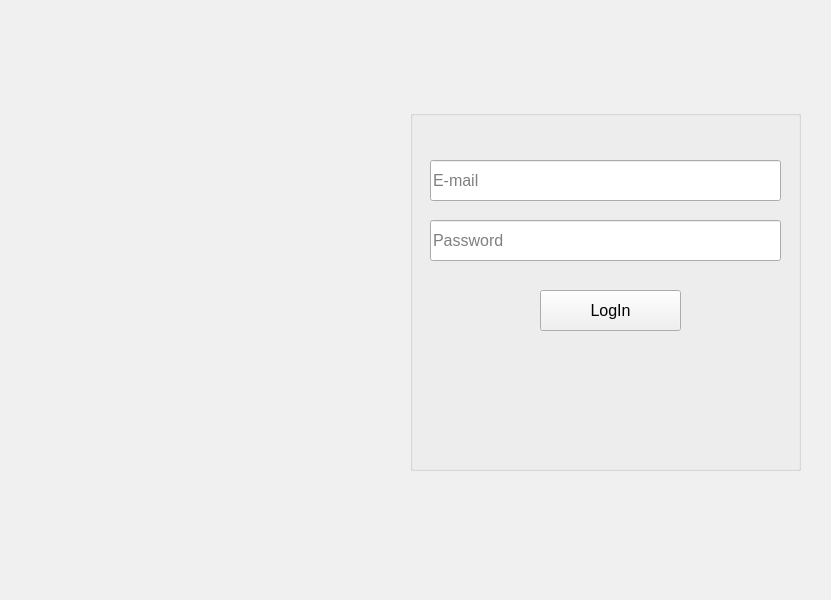
Qt form client/main_window.ui (kleroop/TechCourse_2022_12) before a commit.
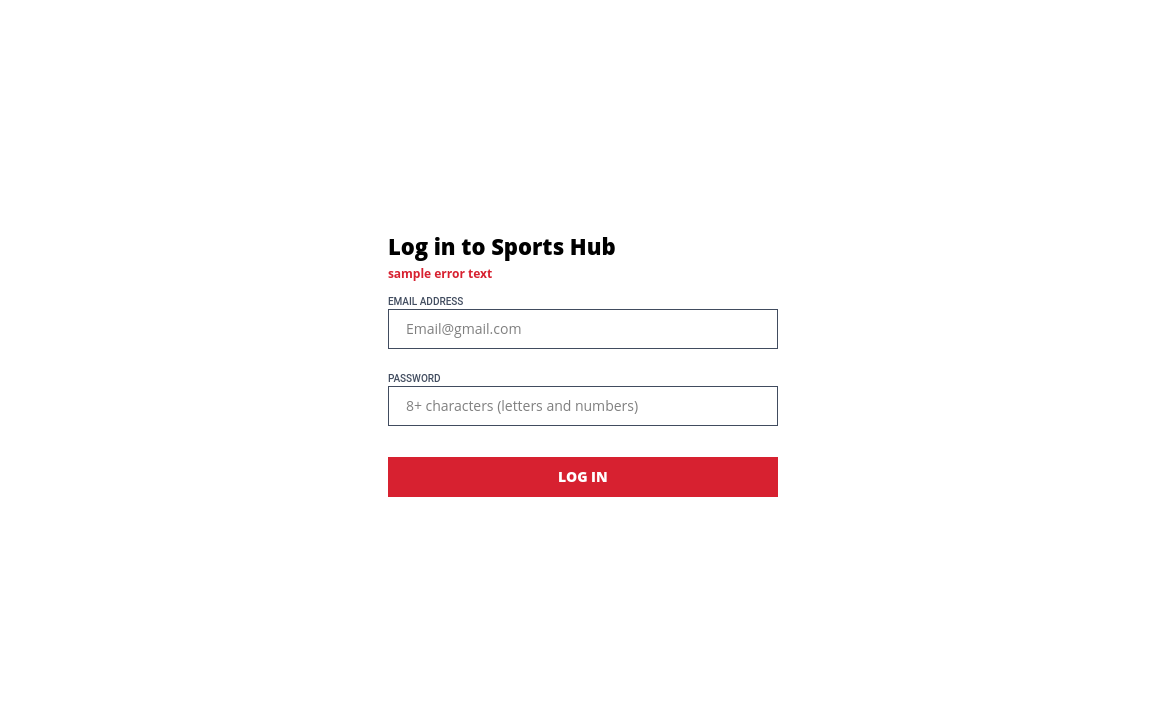
The same form after that commit. Icons and pictures are not drawn.

What changed in the file:
```diff
--- a/client/main_window.ui
+++ b/client/main_window.ui
@@ -6,8 +6,8 @@
    <rect>
     <x>0</x>
     <y>0</y>
-    <width>831</width>
-    <height>600</height>
+    <width>1152</width>
+    <height>726</height>
    </rect>
   </property>
   <property name="sizePolicy">
@@ -28,24 +28,6 @@
        </color>
       </brush>
      </colorrole>
-     <colorrole role="Midlight">
-      <brush brushstyle="SolidPattern">
-       <color alpha="255">
-        <red>255</red>
-        <green>255</green>
-        <blue>255</blue>
-       </color>
-      </brush>
-     </colorrole>
-     <colorrole role="Dark">
-      <brush brushstyle="SolidPattern">
-       <color alpha="255">
-        <red>139</red>
-        <green>139</green>
-        <blue>139</blue>
-       </color>
-      </brush>
-     </colorrole>
      <colorrole role="Window">
       <brush brushstyle="SolidPattern">
        <color alpha="255">
@@ -55,98 +37,26 @@
        </color>
       </brush>
      </colorrole>
-     <colorrole role="Highlight">
-      <brush brushstyle="SolidPattern">
-       <color alpha="255">
-        <red>229</red>
-        <green>54</green>
-        <blue>54</blue>
-       </color>
-      </brush>
-     </colorrole>
-     <colorrole role="Link">
-      <brush brushstyle="SolidPattern">
-       <color alpha="255">
-        <red>234</red>
-        <green>47</green>
-        <blue>47</blue>
-       </color>
-      </brush>
-     </colorrole>
-     <colorrole role="AlternateBase">
-      <brush brushstyle="SolidPattern">
-       <color alpha="255">
-        <red>245</red>
-        <green>245</green>
-        <blue>245</blue>
-       </color>
-      </brush>
-     </colorrole>
     </active>
     <inactive>
      <colorrole role="Button">
       <brush brushstyle="SolidPattern">
        <color alpha="255">
-        <red>240</red>
-        <green>240</green>
-        <blue>240</blue>
-       </color>
-      </brush>
-     </colorrole>
-     <colorrole role="Midlight">
-      <brush brushstyle="SolidPattern">
-       <color alpha="255">
-        <red>227</red>
-        <green>227</green>
-        <blue>227</blue>
-       </color>
-      </brush>
-     </colorrole>
-     <colorrole role="Dark">
-      <brush brushstyle="SolidPattern">
-       <color alpha="255">
-        <red>160</red>
-        <green>160</green>
-        <blue>160</blue>
+        <red>255</red>
+        <green>255</green>
+        <blue>255</blue>
        </color>
       </brush>
      </colorrole>
      <colorrole role="Window">
       <brush brushstyle="SolidPattern">
        <color alpha="255">
-        <red>240</red>
-        <green>240</green>
-        <blue>240</blue>
-       </color>
-      </brush>
-     </colorrole>
-     <colorrole role="Highlight">
-      <brush brushstyle="SolidPattern">
-       <color alpha="255">
-        <red>240</red>
-        <green>240</green>
-        <blue>240</blue>
-       </color>
-      </brush>
-     </colorrole>
-     <colorrole role="Link">
-      <brush brushstyle="SolidPattern">
-       <color alpha="255">
-        <red>0</red>
-        <green>0</green>
+        <red>255</red>
+        <green>255</green>
         <blue>255</blue>
        </color>
       </brush>
      </colorrole>
-     <colorrole role="AlternateBase">
-      <brush brushstyle="SolidPattern">
-       <color alpha="255">
-        <red>245</red>
-        <green>245</green>
-        <blue>245</blue>
-       </color>
-      </brush>
-     </colorrole>
     </inactive>
     <disabled>
      <colorrole role="Button">
@@ -158,24 +68,6 @@
        </color>
       </brush>
      </colorrole>
-     <colorrole role="Midlight">
-      <brush brushstyle="SolidPattern">
-       <color alpha="255">
-        <red>255</red>
-        <green>255</green>
-        <blue>255</blue>
-       </color>
-      </brush>
-     </colorrole>
-     <colorrole role="Dark">
-      <brush brushstyle="SolidPattern">
-       <color alpha="255">
-        <red>139</red>
-        <green>139</green>
-        <blue>139</blue>
-       </color>
-      </brush>
-     </colorrole>
      <colorrole role="Window">
       <brush brushstyle="SolidPattern">
        <color alpha="255">
@@ -185,33 +77,6 @@
        </color>
       </brush>
      </colorrole>
-     <colorrole role="Highlight">
-      <brush brushstyle="SolidPattern">
-       <color alpha="255">
-        <red>0</red>
-        <green>120</green>
-        <blue>215</blue>
-       </color>
-      </brush>
-     </colorrole>
-     <colorrole role="Link">
-      <brush brushstyle="SolidPattern">
-       <color alpha="255">
-        <red>0</red>
-        <green>0</green>
-        <blue>255</blue>
-       </color>
-      </brush>
-     </colorrole>
-     <colorrole role="AlternateBase">
-      <brush brushstyle="SolidPattern">
-       <color alpha="255">
-        <red>245</red>
-        <green>245</green>
-        <blue>245</blue>
-       </color>
-      </brush>
-     </colorrole>
     </disabled>
    </palette>
   </property>
@@ -223,6 +88,9 @@
   <property name="windowTitle">
    <string>SportHub</string>
   </property>
+  <property name="styleSheet">
+   <string notr="true">background-color: rgb(255, 255, 255);</string>
+  </property>
   <property name="iconSize">
    <size>
     <width>10</width>
@@ -234,42 +102,159 @@
   </property>
   <widget class="QWidget" name="centralwidget">
    <property name="sizePolicy">
-    <sizepolicy hsizetype="Fixed" vsizetype="Fixed">
+    <sizepolicy hsizetype="Minimum" vsizetype="Minimum">
      <horstretch>0</horstretch>
      <verstretch>0</verstretch>
     </sizepolicy>
    </property>
    <property name="palette">
     <palette>
-     <active/>
-     <inactive/>
-     <disabled/>
+     <active>
+      <colorrole role="Button">
+       <brush brushstyle="SolidPattern">
+        <color alpha="255">
+         <red>255</red>
+         <green>255</green>
+         <blue>255</blue>
+        </color>
+       </brush>
+      </colorrole>
+      <colorrole role="Window">
+       <brush brushstyle="SolidPattern">
+        <color alpha="255">
+         <red>255</red>
+         <green>255</green>
+         <blue>255</blue>
+        </color>
+       </brush>
+      </colorrole>
+     </active>
+     <inactive>
+      <colorrole role="Button">
+       <brush brushstyle="SolidPattern">
+        <color alpha="255">
+         <red>255</red>
+         <green>255</green>
+         <blue>255</blue>
+        </color>
+       </brush>
+      </colorrole>
+      <colorrole role="Window">
+       <brush brushstyle="SolidPattern">
+        <color alpha="255">
+         <red>255</red>
+         <green>255</green>
+         <blue>255</blue>
+        </color>
+       </brush>
+      </colorrole>
+     </inactive>
+     <disabled>
+      <colorrole role="Button">
+       <brush brushstyle="SolidPattern">
+        <color alpha="255">
+         <red>255</red>
+         <green>255</green>
+         <blue>255</blue>
+        </color>
+       </brush>
+      </colorrole>
+      <colorrole role="Window">
+       <brush brushstyle="SolidPattern">
+        <color alpha="255">
+         <red>255</red>
+         <green>255</green>
+         <blue>255</blue>
+        </color>
+       </brush>
+      </colorrole>
+     </disabled>
     </palette>
    </property>
+   <layout class="QHBoxLayout" name="horizontalLayout_2">
+    <property name="leftMargin">
+     <number>0</number>
+    </property>
+    <property name="topMargin">
+     <number>0</number>
+    </property>
+    <property name="rightMargin">
+     <number>0</number>
+    </property>
+    <property name="bottomMargin">
+     <number>0</number>
+    </property>
+    <item>
    <widget class="QStackedWidget" name="stackedWidget">
-    <property name="geometry">
-     <rect>
-      <x>0</x>
-      <y>0</y>
-      <width>881</width>
-      <height>661</height>
-     </rect>
-    </property>
-    <widget class="QWidget" name="page">
-     <widget class="QLabel" name="label">
+      <property name="sizePolicy">
+       <sizepolicy hsizetype="Minimum" vsizetype="Minimum">
+        <horstretch>0</horstretch>
+        <verstretch>0</verstretch>
+       </sizepolicy>
+      </property>
+      <property name="autoFillBackground">
+       <bool>false</bool>
+      </property>
+      <property name="currentIndex">
+       <number>0</number>
+      </property>
+      <widget class="QWidget" name="loginPage">
       <property name="enabled">
        <bool>true</bool>
       </property>
-      <property name="geometry">
-       <rect>
-        <x>0</x>
-        <y>0</y>
-        <width>381</width>
-        <height>601</height>
-       </rect>
+       <property name="sizePolicy">
+        <sizepolicy hsizetype="Minimum" vsizetype="Minimum">
+         <horstretch>0</horstretch>
+         <verstretch>0</verstretch>
+        </sizepolicy>
+       </property>
+       <layout class="QHBoxLayout" name="horizontalLayout">
+        <property name="spacing">
+         <number>6</number>
+        </property>
+        <property name="sizeConstraint">
+         <enum>QLayout::SetDefaultConstraint</enum>
+        </property>
+        <property name="leftMargin">
+         <number>0</number>
+        </property>
+        <property name="topMargin">
+         <number>0</number>
+        </property>
+        <property name="rightMargin">
+         <number>0</number>
+        </property>
+        <property name="bottomMargin">
+         <number>0</number>
+        </property>
+        <item>
+         <widget class="QLabel" name="loginBgImg">
+          <property name="enabled">
+           <bool>true</bool>
+          </property>
+          <property name="sizePolicy">
+           <sizepolicy hsizetype="Fixed" vsizetype="Ignored">
+            <horstretch>0</horstretch>
+            <verstretch>0</verstretch>
+           </sizepolicy>
+          </property>
+          <property name="minimumSize">
+           <size>
+            <width>0</width>
+            <height>0</height>
+           </size>
+          </property>
+          <property name="maximumSize">
+           <size>
+            <width>16777215</width>
+            <height>16777215</height>
+           </size>
+          </property>
+          <property name="lineWidth">
+           <number>0</number>
       </property>
       <property name="text">
-       <string/>
+           <string notr="true"/>
       </property>
       <property name="textFormat">
        <enum>Qt::AutoText</enum>
@@ -280,48 +265,186 @@
       <property name="scaledContents">
        <bool>true</bool>
       </property>
-     </widget>
-     <widget class="QGroupBox" name="loginBox">
+          <property name="alignment">
+           <set>Qt::AlignLeading|Qt::AlignLeft|Qt::AlignTop</set>
+          </property>
+          <property name="wordWrap">
+           <bool>true</bool>
+          </property>
+          <property name="indent">
+           <number>-1</number>
+          </property>
+         </widget>
+        </item>
+        <item>
+         <spacer name="horizontalSpacer">
+          <property name="orientation">
+           <enum>Qt::Horizontal</enum>
+          </property>
+          <property name="sizeHint" stdset="0">
+           <size>
+            <width>40</width>
+            <height>20</height>
+           </size>
+          </property>
+         </spacer>
+        </item>
+        <item>
+         <widget class="QFrame" name="loginBox">
       <property name="enabled">
        <bool>true</bool>
       </property>
-      <property name="geometry">
-       <rect>
-        <x>410</x>
-        <y>110</y>
-        <width>391</width>
-        <height>361</height>
-       </rect>
+          <property name="sizePolicy">
+           <sizepolicy hsizetype="Maximum" vsizetype="Maximum">
+            <horstretch>0</horstretch>
+            <verstretch>0</verstretch>
+           </sizepolicy>
       </property>
       <property name="focusPolicy">
        <enum>Qt::NoFocus</enum>
       </property>
-      <property name="title">
-       <string/>
-      </property>
-      <property name="flat">
+          <property name="layoutDirection">
+           <enum>Qt::LeftToRight</enum>
+          </property>
+          <property name="autoFillBackground">
+           <bool>false</bool>
+          </property>
+          <layout class="QVBoxLayout" name="verticalLayout">
+           <property name="spacing">
+            <number>1</number>
+           </property>
+           <item>
+            <widget class="QLabel" name="loginLable">
+             <property name="minimumSize">
+              <size>
+               <width>0</width>
+               <height>35</height>
+              </size>
+             </property>
+             <property name="font">
+              <font>
+               <family>Open Sans</family>
+               <pointsize>-1</pointsize>
+               <italic>false</italic>
+               <bold>true</bold>
+              </font>
+             </property>
+             <property name="styleSheet">
+              <string notr="true">font-family: 'Open Sans';
+font-style: normal;
+font-weight: 700;
+font-size: 22px;
+line-height: 30px;</string>
+             </property>
+             <property name="text">
+              <string>Log in to Sports Hub</string>
+             </property>
+            </widget>
+           </item>
+           <item>
+            <widget class="QLabel" name="errorLabel">
+             <property name="sizePolicy">
+              <sizepolicy hsizetype="Ignored" vsizetype="Ignored">
+               <horstretch>0</horstretch>
+               <verstretch>0</verstretch>
+              </sizepolicy>
+             </property>
+             <property name="minimumSize">
+              <size>
+               <width>0</width>
+               <height>0</height>
+              </size>
+             </property>
+             <property name="font">
+              <font>
+               <family>Open Sans</family>
+               <pointsize>-1</pointsize>
+               <italic>false</italic>
+               <bold>true</bold>
+              </font>
+             </property>
+             <property name="styleSheet">
+              <string notr="true">color:  #d72130;
+font-family: 'Open Sans';
+font-style: normal;
+font-weight: 600;
+font-size: 12px;
+line-height: 17px;</string>
+             </property>
+             <property name="text">
+              <string>sample error text</string>
+             </property>
+             <property name="wordWrap">
        <bool>true</bool>
       </property>
-      <property name="checkable">
-       <bool>false</bool>
-      </property>
-      <property name="checked">
-       <bool>false</bool>
-      </property>
+            </widget>
+           </item>
+           <item>
+            <widget class="QLabel" name="emailLable">
+             <property name="minimumSize">
+              <size>
+               <width>0</width>
+               <height>25</height>
+              </size>
+             </property>
+             <property name="font">
+              <font>
+               <family>Roboto</family>
+               <pointsize>-1</pointsize>
+               <italic>false</italic>
+               <bold>false</bold>
+              </font>
+             </property>
+             <property name="styleSheet">
+              <string notr="true">color: #414C5F;
+font-family: 'Roboto';
+font-style: normal;
+font-weight: 500;
+font-size: 10px;
+line-height: 17px;</string>
+             </property>
+             <property name="text">
+              <string>EMAIL ADDRESS</string>
+             </property>
+             <property name="alignment">
+              <set>Qt::AlignBottom|Qt::AlignLeading|Qt::AlignLeft</set>
+             </property>
+            </widget>
+           </item>
+           <item alignment="Qt::AlignHCenter">
       <widget class="QLineEdit" name="emailForm">
-       <property name="geometry">
-        <rect>
-         <x>20</x>
-         <y>50</y>
-         <width>351</width>
-         <height>41</height>
-        </rect>
+             <property name="sizePolicy">
+              <sizepolicy hsizetype="Maximum" vsizetype="Fixed">
+               <horstretch>0</horstretch>
+               <verstretch>0</verstretch>
+              </sizepolicy>
+             </property>
+             <property name="minimumSize">
+              <size>
+               <width>390</width>
+               <height>40</height>
+              </size>
        </property>
        <property name="font">
         <font>
-         <pointsize>12</pointsize>
-        </font>
-       </property>
+               <family>Open Sans</family>
+               <pointsize>-1</pointsize>
+               <italic>false</italic>
+               <bold>false</bold>
+              </font>
+             </property>
+             <property name="layoutDirection">
+              <enum>Qt::LeftToRight</enum>
+             </property>
+             <property name="styleSheet">
+              <string notr="true">font-family: 'Open Sans';
+font-style: normal;
+font-weight: 400;
+font-size: 14px;
+line-height: 19px;
+padding-left: 15px;
+border: 1px solid #414C5F;</string>
+             </property>
        <property name="inputMethodHints">
         <set>Qt::ImhEmailCharactersOnly|Qt::ImhLatinOnly|Qt::ImhNoAutoUppercase|Qt::ImhNoEditMenu</set>
        </property>
@@ -334,80 +457,373 @@
        <property name="frame">
         <bool>true</bool>
        </property>
+             <property name="alignment">
+              <set>Qt::AlignLeading|Qt::AlignLeft|Qt::AlignVCenter</set>
+             </property>
        <property name="placeholderText">
-        <string notr="true">E-mail</string>
-       </property>
-      </widget>
+              <string notr="true">Email@gmail.com</string>
+             </property>
+            </widget>
+           </item>
+           <item>
+            <widget class="QLabel" name="passwordLable">
+             <property name="minimumSize">
+              <size>
+               <width>0</width>
+               <height>35</height>
+              </size>
+             </property>
+             <property name="font">
+              <font>
+               <family>Roboto</family>
+               <pointsize>-1</pointsize>
+               <italic>false</italic>
+               <bold>false</bold>
+              </font>
+             </property>
+             <property name="styleSheet">
+              <string notr="true">color: #414C5F;
+font-family: 'Roboto';
+font-style: normal;
+font-weight: 500;
+font-size: 10px;
+line-height: 17px;</string>
+             </property>
+             <property name="text">
+              <string>PASSWORD</string>
+             </property>
+             <property name="alignment">
+              <set>Qt::AlignBottom|Qt::AlignLeading|Qt::AlignLeft</set>
+             </property>
+            </widget>
+           </item>
+           <item alignment="Qt::AlignHCenter">
       <widget class="QLineEdit" name="passwordForm">
-       <property name="geometry">
-        <rect>
-         <x>20</x>
-         <y>110</y>
-         <width>351</width>
-         <height>41</height>
-        </rect>
+             <property name="sizePolicy">
+              <sizepolicy hsizetype="Maximum" vsizetype="Fixed">
+               <horstretch>0</horstretch>
+               <verstretch>0</verstretch>
+              </sizepolicy>
+             </property>
+             <property name="minimumSize">
+              <size>
+               <width>390</width>
+               <height>40</height>
+              </size>
        </property>
        <property name="font">
         <font>
-         <pointsize>12</pointsize>
-        </font>
-       </property>
+               <family>Open Sans</family>
+               <pointsize>-1</pointsize>
+               <italic>false</italic>
+               <bold>false</bold>
+              </font>
+             </property>
+             <property name="styleSheet">
+              <string notr="true">font-family: 'Open Sans';
+font-style: normal;
+font-weight: 400;
+font-size: 14px;
+line-height: 19px;
+padding-left: 15px;
+border: 1px solid #414C5F;</string>
+             </property>
        <property name="inputMethodHints">
         <set>Qt::ImhHiddenText|Qt::ImhNoAutoUppercase|Qt::ImhNoPredictiveText|Qt::ImhSensitiveData</set>
        </property>
        <property name="maxLength">
         <number>50</number>
        </property>
+             <property name="frame">
+              <bool>true</bool>
+             </property>
        <property name="echoMode">
         <enum>QLineEdit::Password</enum>
        </property>
        <property name="placeholderText">
-        <string notr="true">Password</string>
-       </property>
-      </widget>
+              <string notr="true">8+ characters (letters and numbers)</string>
+             </property>
+            </widget>
+           </item>
+           <item>
+            <spacer name="verticalSpacer">
+             <property name="orientation">
+              <enum>Qt::Vertical</enum>
+             </property>
+             <property name="sizeType">
+              <enum>QSizePolicy::Fixed</enum>
+             </property>
+             <property name="sizeHint" stdset="0">
+              <size>
+               <width>20</width>
+               <height>30</height>
+              </size>
+             </property>
+            </spacer>
+           </item>
+           <item>
       <widget class="QPushButton" name="loginButton">
-       <property name="geometry">
-        <rect>
-         <x>130</x>
-         <y>180</y>
-         <width>141</width>
-         <height>41</height>
-        </rect>
+             <property name="sizePolicy">
+              <sizepolicy hsizetype="Maximum" vsizetype="Fixed">
+               <horstretch>0</horstretch>
+               <verstretch>0</verstretch>
+              </sizepolicy>
+             </property>
+             <property name="minimumSize">
+              <size>
+               <width>390</width>
+               <height>40</height>
+              </size>
+             </property>
+             <property name="palette">
+              <palette>
+               <active>
+                <colorrole role="WindowText">
+                 <brush brushstyle="SolidPattern">
+                  <color alpha="255">
+                   <red>255</red>
+                   <green>255</green>
+                   <blue>255</blue>
+                  </color>
+                 </brush>
+                </colorrole>
+                <colorrole role="Button">
+                 <brush brushstyle="SolidPattern">
+                  <color alpha="255">
+                   <red>215</red>
+                   <green>33</green>
+                   <blue>48</blue>
+                  </color>
+                 </brush>
+                </colorrole>
+                <colorrole role="Text">
+                 <brush brushstyle="SolidPattern">
+                  <color alpha="255">
+                   <red>255</red>
+                   <green>255</green>
+                   <blue>255</blue>
+                  </color>
+                 </brush>
+                </colorrole>
+                <colorrole role="ButtonText">
+                 <brush brushstyle="SolidPattern">
+                  <color alpha="255">
+                   <red>255</red>
+                   <green>255</green>
+                   <blue>255</blue>
+                  </color>
+                 </brush>
+                </colorrole>
+                <colorrole role="Base">
+                 <brush brushstyle="SolidPattern">
+                  <color alpha="255">
+                   <red>215</red>
+                   <green>33</green>
+                   <blue>48</blue>
+                  </color>
+                 </brush>
+                </colorrole>
+                <colorrole role="Window">
+                 <brush brushstyle="SolidPattern">
+                  <color alpha="255">
+                   <red>215</red>
+                   <green>33</green>
+                   <blue>48</blue>
+                  </color>
+                 </brush>
+                </colorrole>
+                <colorrole role="PlaceholderText">
+                 <brush brushstyle="SolidPattern">
+                  <color alpha="255">
+                   <red>255</red>
+                   <green>255</green>
+                   <blue>255</blue>
+                  </color>
+                 </brush>
+                </colorrole>
+               </active>
+               <inactive>
+                <colorrole role="WindowText">
+                 <brush brushstyle="SolidPattern">
+                  <color alpha="255">
+                   <red>255</red>
+                   <green>255</green>
+                   <blue>255</blue>
+                  </color>
+                 </brush>
+                </colorrole>
+                <colorrole role="Button">
+                 <brush brushstyle="SolidPattern">
+                  <color alpha="255">
+                   <red>215</red>
+                   <green>33</green>
+                   <blue>48</blue>
+                  </color>
+                 </brush>
+                </colorrole>
+                <colorrole role="Text">
+                 <brush brushstyle="SolidPattern">
+                  <color alpha="255">
+                   <red>255</red>
+                   <green>255</green>
+                   <blue>255</blue>
+                  </color>
+                 </brush>
+                </colorrole>
+                <colorrole role="ButtonText">
+                 <brush brushstyle="SolidPattern">
+                  <color alpha="255">
+                   <red>255</red>
+                   <green>255</green>
+                   <blue>255</blue>
+                  </color>
+                 </brush>
+                </colorrole>
+                <colorrole role="Base">
+                 <brush brushstyle="SolidPattern">
+                  <color alpha="255">
+                   <red>215</red>
+                   <green>33</green>
+                   <blue>48</blue>
+                  </color>
+                 </brush>
+                </colorrole>
+                <colorrole role="Window">
+                 <brush brushstyle="SolidPattern">
+                  <color alpha="255">
+                   <red>215</red>
+                   <green>33</green>
+                   <blue>48</blue>
+                  </color>
+                 </brush>
+                </colorrole>
+                <colorrole role="PlaceholderText">
+                 <brush brushstyle="SolidPattern">
+                  <color alpha="255">
+                   <red>255</red>
+                   <green>255</green>
+                   <blue>255</blue>
+                  </color>
+                 </brush>
+                </colorrole>
+               </inactive>
+               <disabled>
+                <colorrole role="WindowText">
+                 <brush brushstyle="SolidPattern">
+                  <color alpha="255">
+                   <red>255</red>
+                   <green>255</green>
+                   <blue>255</blue>
+                  </color>
+                 </brush>
+                </colorrole>
+                <colorrole role="Button">
+                 <brush brushstyle="SolidPattern">
+                  <color alpha="255">
+                   <red>215</red>
+                   <green>33</green>
+                   <blue>48</blue>
+                  </color>
+                 </brush>
+                </colorrole>
+                <colorrole role="Text">
+                 <brush brushstyle="SolidPattern">
+                  <color alpha="255">
+                   <red>255</red>
+                   <green>255</green>
+                   <blue>255</blue>
+                  </color>
+                 </brush>
+                </colorrole>
+                <colorrole role="ButtonText">
+                 <brush brushstyle="SolidPattern">
+                  <color alpha="255">
+                   <red>255</red>
+                   <green>255</green>
+                   <blue>255</blue>
+                  </color>
+                 </brush>
+                </colorrole>
+                <colorrole role="Base">
+                 <brush brushstyle="SolidPattern">
+                  <color alpha="255">
+                   <red>215</red>
+                   <green>33</green>
+                   <blue>48</blue>
+                  </color>
+                 </brush>
+                </colorrole>
+                <colorrole role="Window">
+                 <brush brushstyle="SolidPattern">
+                  <color alpha="255">
+                   <red>215</red>
+                   <green>33</green>
+                   <blue>48</blue>
+                  </color>
+                 </brush>
+                </colorrole>
+                <colorrole role="PlaceholderText">
+                 <brush brushstyle="SolidPattern">
+                  <color alpha="255">
+                   <red>255</red>
+                   <green>255</green>
+                   <blue>255</blue>
+                  </color>
+                 </brush>
+                </colorrole>
+               </disabled>
+              </palette>
        </property>
        <property name="font">
         <font>
-         <pointsize>12</pointsize>
-        </font>
-       </property>
+               <family>Open Sans</family>
+               <pointsize>-1</pointsize>
+               <italic>false</italic>
+               <bold>true</bold>
+              </font>
+             </property>
+             <property name="autoFillBackground">
+              <bool>false</bool>
+             </property>
+             <property name="styleSheet">
+              <string notr="true">background-color: #d72130;
+color: rgb(255, 255, 255);
+border: none; 
+font-family: 'Open Sans';
+font-style: normal;
+font-weight: 700;
+font-size: 14px;
+line-height: 19px;
+</string>
+             </property>
        <property name="text">
-        <string>LogIn</string>
+              <string>LOG IN</string>
+             </property>
+             <property name="shortcut">
+              <string>Return</string>
        </property>
        <property name="flat">
         <bool>false</bool>
        </property>
       </widget>
-     </widget>
-     <widget class="QLabel" name="debugWindu">
-      <property name="geometry">
-       <rect>
-        <x>420</x>
-        <y>360</y>
-        <width>381</width>
-        <height>211</height>
-       </rect>
-      </property>
-      <property name="font">
-       <font>
-        <pointsize>9</pointsize>
-       </font>
-      </property>
-      <property name="text">
-       <string/>
-      </property>
-      <property name="alignment">
-       <set>Qt::AlignLeading|Qt::AlignLeft|Qt::AlignTop</set>
-      </property>
-     </widget>
+           </item>
+          </layout>
+         </widget>
+        </item>
+        <item>
+         <spacer name="horizontalSpacer_2">
+          <property name="orientation">
+           <enum>Qt::Horizontal</enum>
+          </property>
+          <property name="sizeHint" stdset="0">
+           <size>
+            <width>40</width>
+            <height>20</height>
+           </size>
+          </property>
+         </spacer>
+        </item>
+       </layout>
     </widget>
     <widget class="QWidget" name="page_2">
      <widget class="QLabel" name="successfulLoginText">
@@ -472,6 +888,8 @@
      </widget>
     </widget>
    </widget>
+    </item>
+   </layout>
   </widget>
  </widget>
  <resources>
```
Left out of the diff: 11 changed lines with no effect on the pictures. Lines whose indentation alone changed are shown as unchanged.
